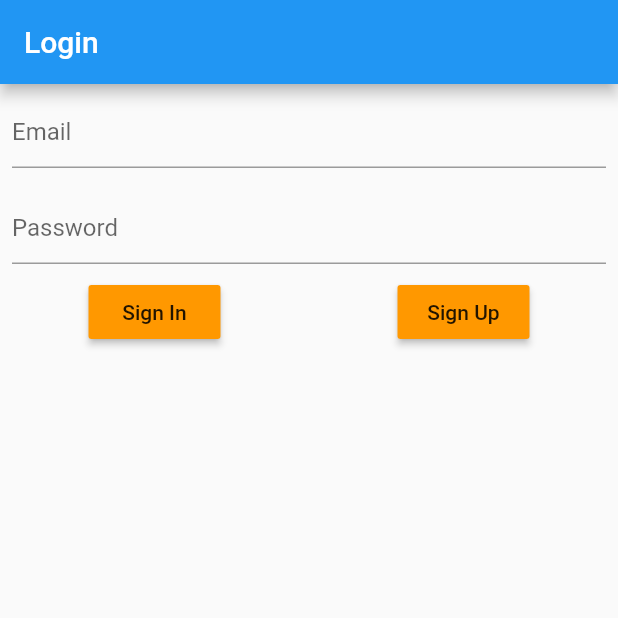
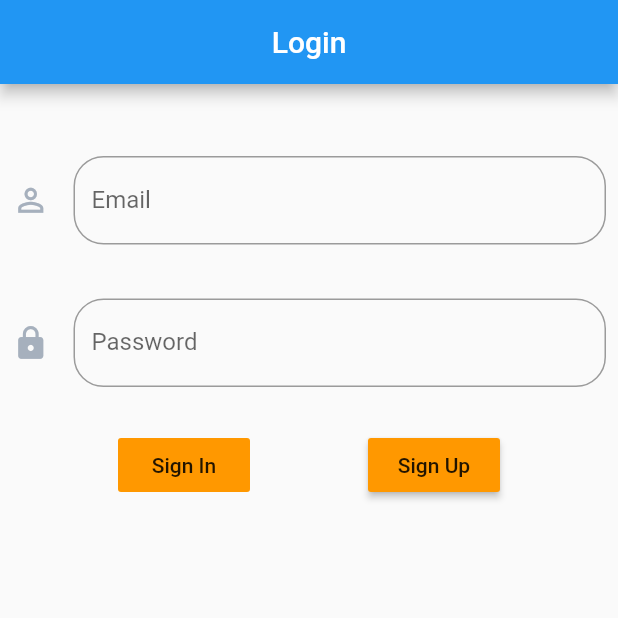
Before and after one commit to 4eug/LoginAuth-firebase, a Flutter app: the screen it shows after launch, after a tap on "Sign In", on a phone screen of 412 x 824 dp, the top half of it. Run offline on Flutter 3.47's test engine with Material 2 defaults, Android fonts, the light colour scheme and no system bars; our stand-ins replace firebase_auth, firebase_core; accounts and stored records are empty.

Commit message:
Changes in Ui Input text changed

```diff
--- a/lib/main.dart
+++ b/lib/main.dart
@@ -2,7 +2,7 @@ import 'package:firebase_core/firebase_core.dart';
 import 'package:flutter/material.dart';
 import 'package:login_auth_firebase/src/app.dart';
 
-void main() async {
+Future<void> main() async {
   WidgetsFlutterBinding.ensureInitialized();
   await Firebase.initializeApp();
   runApp(App());
--- a/lib/src/app.dart
+++ b/lib/src/app.dart
@@ -8,6 +8,7 @@ class App extends StatelessWidget {
   Widget build(BuildContext context) {
     return MaterialApp(
       title: 'Login App',
+      debugShowCheckedModeBanner: false,
       theme: ThemeData(accentColor: Colors.orange, primarySwatch: Colors.blue),
       home: LoginScreen(),
     );
--- a/lib/src/screens/login.dart
+++ b/lib/src/screens/login.dart
@@ -17,15 +17,26 @@ class _LoginScreenState extends State<LoginScreen> {
   Widget build(BuildContext context) {
     return Scaffold(
       appBar: AppBar(
-        title: Text("Login"),
+        title: Center(child: Text("Login")),
       ),
       body: Column(
         children: [
+          SizedBox(height: 40),
           Padding(
             padding: const EdgeInsets.all(8.0),
             child: TextField(
               keyboardType: TextInputType.emailAddress,
-              decoration: InputDecoration(hintText: 'Email'),
+              decoration: InputDecoration(
+                labelText: 'Email',
+                icon: Icon(
+                  Icons.person_outline,
+                  size: 25,
+                  color: Color(0xffA6B0BD),
+                ),
+                isCollapsed: false,
+                border: OutlineInputBorder(
+                    borderRadius: BorderRadius.circular(20.0)),
+              ),
               onChanged: (value) {
                 setState(() {
                   _email = value.trim();
@@ -33,11 +44,21 @@ class _LoginScreenState extends State<LoginScreen> {
               },
             ),
           ),
+          SizedBox(height: 20),
           Padding(
             padding: const EdgeInsets.all(8.0),
             child: TextField(
               obscureText: true,
-              decoration: InputDecoration(hintText: 'Password'),
+              decoration: InputDecoration(
+                  labelText: 'Password',
+                  icon: Icon(
+                    Icons.lock,
+                    size: 25,
+                    color: Color(0xffA6B0BD),
+                  ),
+                  isCollapsed: false,
+                  border: OutlineInputBorder(
+                      borderRadius: BorderRadius.circular(20.0))),
               onChanged: (value) {
                 setState(() {
                   _password = value.trim();
@@ -45,11 +66,12 @@ class _LoginScreenState extends State<LoginScreen> {
               },
             ),
           ),
+          SizedBox(height: 20),
           Row(
-            mainAxisAlignment: MainAxisAlignment.spaceAround,
+            mainAxisAlignment: MainAxisAlignment.spaceEvenly,
             children: [
               // ignore: deprecated_member_use
-              RaisedButton(
+              FlatButton(
                   color: Theme.of(context).accentColor,
                   child: Text('Sign In'),
                   onPressed: () {
@@ -65,7 +87,7 @@ class _LoginScreenState extends State<LoginScreen> {
                   onPressed: () {
                     auth.createUserWithEmailAndPassword(
                         email: _email, password: _password);
-                        Navigator.of(context).pushReplacement(
+                    Navigator.of(context).pushReplacement(
                         MaterialPageRoute(builder: (context) => HomeScreen()));
                   })
             ],
```
